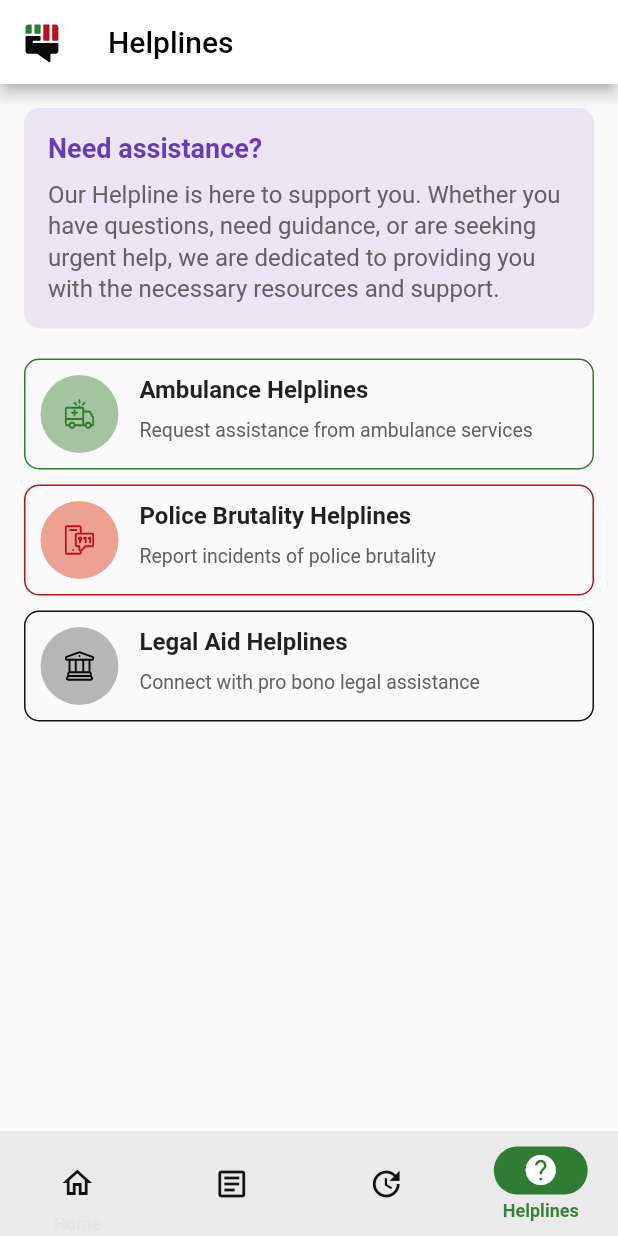
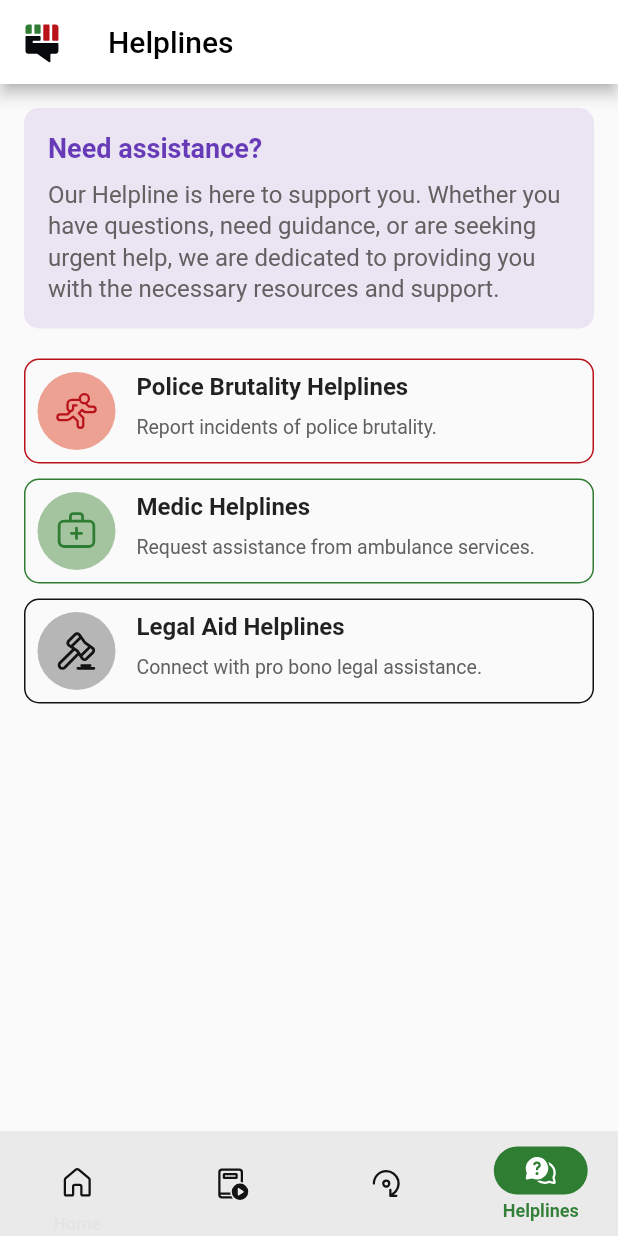
Before and after one commit to Haki-Hub/haki-hub-mobile, a Flutter app: the screen it shows after launch, item 4 of the bottom bar chosen, on a phone screen of 412 x 824 dp. Run offline on Flutter 3.47's test engine with Material 3 defaults, Android fonts, the phone set to English and light mode, and no system bars; our stand-ins replace carousel_slider, fluentui_system_icons, flutter_svg.

Commit message:
update: widget UI styling and installing fluent UI icons

```diff
--- a/lib/application/dummy.dart
+++ /dev/null
@@ -1 +0,0 @@
-// TODO: To be removed
--- /dev/null
+++ b/lib/application/dummy_data.dart
@@ -0,0 +1,71 @@
+import 'package:haki_hub/routes/routes.dart';
+import 'package:fluentui_system_icons/fluentui_system_icons.dart';
+
+List<Map<String, dynamic>> civicEducationData = [
+  {
+    'title': 'Finance Bill 2024',
+    'description': 'Learn about the new finance bill.',
+    'icon': FluentIcons.book_coins_24_regular,
+  },
+  {
+    'title': 'Data Protection Act',
+    'description': 'Learn about the 2019 data protection act',
+    'icon': FluentIcons.shield_lock_24_regular,
+  },
+  {
+    'title': 'Protesting Rights',
+    'description': 'Learn about your constitutional right.',
+    'icon': FluentIcons.people_community_24_regular,
+  },
+  {
+    'title': 'ICT Bill',
+    'description': 'Learn about the ICT bill',
+    'icon': FluentIcons.book_open_globe_24_regular,
+  },
+];
+
+List<Map<String, dynamic>> resourcesData = [
+  {
+    'title': 'First Aid',
+    'description': 'Get help with tear gas exposure, injury and more.',
+    'icon': FluentIcons.doctor_24_regular,
+  },
+  {
+    'title': 'Mental Health Support',
+    'description': 'Get help with any distress including trauma, panic...',
+    'icon': FluentIcons.heart_pulse_24_regular,
+  },
+  {
+    'title': 'Communities',
+    'description': 'Find communities around civic education.',
+    'icon': FluentIcons.building_people_24_regular,
+  },
+  {
+    'title': 'Downloads',
+    'description': 'Get relevant documents, media...',
+    'icon': FluentIcons.attach_24_regular,
+  },
+];
+
+List<Map<String, dynamic>> helplinesData = [
+  {
+    'title': 'Police Brutality Helplines',
+    'description': 'Report incidents of police brutality.',
+    'icon': FluentIcons.person_running_20_regular,
+    'isTertiaryColor': true,
+    'route': AppRoutes.policeHelplinePageRoute
+  },
+  {
+    'title': 'Medic Helplines',
+    'description': 'Request assistance from ambulance services.',
+    'icon': FluentIcons.briefcase_medical_24_regular,
+    'isSecondaryColor': true,
+    'route': AppRoutes.ambulanceHelplinePageRoute
+  },
+  {
+    'title': 'Legal Aid Helplines',
+    'description': 'Connect with pro bono legal assistance.',
+    'icon': FluentIcons.gavel_24_regular,
+    'route': AppRoutes.lawHelplinePageRoute
+  },
+];
--- a/lib/presentation/helplines/pages/helpline_page.dart
+++ b/lib/presentation/helplines/pages/helpline_page.dart
@@ -1,10 +1,10 @@
 import 'package:flutter/material.dart';
-import 'package:haki_hub/domain/value_objects/asset_strings.dart';
+
+import 'package:haki_hub/application/dummy_data.dart';
 import 'package:haki_hub/domain/value_objects/spaces.dart';
 import 'package:haki_hub/domain/value_objects/strings.dart';
+import 'package:haki_hub/presentation/shared/info_card.dart';
 import 'package:haki_hub/presentation/shared/app_scaffold.dart';
-import 'package:haki_hub/presentation/shared/info_card.dart';
-import 'package:haki_hub/routes/routes.dart';
 
 class HelplinePage extends StatelessWidget {
   const HelplinePage({super.key});
@@ -49,37 +49,28 @@ class HelplinePage extends StatelessWidget {
                 ),
               ),
               mediumVerticalSizedBox,
-              InfoCard(
-                  assetName: ambulanceSvg,
-                  isSecondaryColor: true,
-                  isFullLength: true,
-                  hasBorder: true,
-                  title: medicalEmergencyString,
-                  description: medicalEmergencyCardDescription,
-                  onTap: () => Navigator.of(context)
-                      .pushNamed(AppRoutes.ambulanceHelplinePageRoute)),
-              size15VerticalSizedBox,
-              InfoCard(
-                assetName: nine11Svg,
-                isTertiaryColor: true,
-                isFullLength: true,
-                hasBorder: true,
-                title: policeBrutalityTitleString,
-                description: policeBrutalityCardDescription,
-                onTap: () => Navigator.of(context)
-                    .pushNamed(AppRoutes.policeHelplinePageRoute),
+              ListView.builder(
+                shrinkWrap: true,
+                itemCount: helplinesData.length,
+                physics: const NeverScrollableScrollPhysics(),
+                itemBuilder: (context, index) {
+                  var item = helplinesData[index];
+                  bool hasTertiaryOrSecondary = item.containsKey('isTertiaryColor') || item.containsKey('isSecondaryColor');
+                  bool isTertiary = hasTertiaryOrSecondary ? item['isTertiaryColor'] ?? false : false;
+                  bool isSecondary = hasTertiaryOrSecondary ? item['isSecondaryColor'] ?? false : false;
+
+                  return InfoCard(
+                    hasBorder: true,
+                    isFullLength: true,
+                    isTertiaryColor: isTertiary,
+                    isSecondaryColor: isSecondary,
+                    icon: item['icon'],
+                    title: item['title'],
+                    description: item['description'],
+                    onTap: () => Navigator.of(context).pushNamed(item['route']),
+                  );
+                }
               ),
-              size15VerticalSizedBox,
-              InfoCard(
-                assetName: buildingSvg,
-                isFullLength: true,
-                hasBorder: true,
-                title: lawyerAssistanceString,
-                description: lawyerAssistanceCardDescription,
-                onTap: () => Navigator.of(context)
-                    .pushNamed(AppRoutes.lawHelplinePageRoute),
-              ),
-              size15VerticalSizedBox,
             ],
           ),
         ),
--- a/lib/presentation/home/widgets/bottom_navigation.dart
+++ b/lib/presentation/home/widgets/bottom_navigation.dart
@@ -1,9 +1,11 @@
 import 'package:flutter/material.dart';
+import 'package:fluentui_system_icons/fluentui_system_icons.dart';
+
 import 'package:haki_hub/domain/value_objects/app_colors.dart';
+import 'package:haki_hub/presentation/home/pages/home_page.dart';
+import 'package:haki_hub/presentation/content/pages/updates_page.dart';
+import 'package:haki_hub/presentation/content/pages/content_page.dart';
 import 'package:haki_hub/presentation/helplines/pages/helpline_page.dart';
-import 'package:haki_hub/presentation/content/pages/content_page.dart';
-import 'package:haki_hub/presentation/content/pages/updates_page.dart';
-import 'package:haki_hub/presentation/home/pages/home_page.dart';
 
 class BottomNavigation extends StatefulWidget {
   const BottomNavigation({super.key});
@@ -54,44 +56,44 @@ class _BottomNavigationState extends State<BottomNavigation> {
           destinations: const [
             NavigationDestination(
               icon: Icon(
-                Icons.home_outlined,
+                FluentIcons.home_24_regular,
                 color: AppColors.primaryColor400,
               ),
               selectedIcon: Icon(
-                Icons.home,
+                FluentIcons.home_24_filled,
                 color: Colors.white,
               ),
               label: 'Home',
             ),
             NavigationDestination(
               icon: Icon(
-                Icons.article_outlined,
+                FluentIcons.learning_app_24_regular,
                 color: AppColors.primaryColor400,
               ),
               selectedIcon: Icon(
-                Icons.article,
+                FluentIcons.learning_app_24_filled,
                 color: Colors.white,
               ),
               label: 'Content',
             ),
             NavigationDestination(
               icon: Icon(
-                Icons.update_outlined,
+                FluentIcons.arrow_rotate_clockwise_24_regular,
                 color: AppColors.primaryColor400,
               ),
               selectedIcon: Icon(
-                Icons.update,
+                FluentIcons.arrow_rotate_clockwise_24_filled,
                 color: Colors.white,
               ),
               label: 'Updates',
             ),
             NavigationDestination(
               icon: Icon(
-                Icons.help_outline,
+                FluentIcons.chat_bubbles_question_24_regular,
                 color: AppColors.primaryColor400,
               ),
               selectedIcon: Icon(
-                Icons.help,
+                FluentIcons.chat_bubbles_question_24_filled,
                 color: Colors.white,
               ),
               label: 'Helplines',
--- a/lib/presentation/shared/app_scaffold.dart
+++ b/lib/presentation/shared/app_scaffold.dart
@@ -1,5 +1,6 @@
 import 'package:flutter_svg/svg.dart';
 import 'package:flutter/material.dart';
+
 import 'package:haki_hub/domain/value_objects/asset_strings.dart';
 
 class AppScaffold extends StatelessWidget {
@@ -18,12 +19,14 @@ class AppScaffold extends StatelessWidget {
   Widget build(BuildContext context) {
     return Scaffold(
       appBar: AppBar(
-        leading: Padding(
-          padding: const EdgeInsets.symmetric(vertical: 5.0),
-          child: SvgPicture.asset(
-            logoSvg, height: 100, width: 100,
-          ),
-        ),
+        leading: Navigator.canPop(context)
+           ? const BackButton(color: Colors.black)
+           : Padding(
+              padding: const EdgeInsets.symmetric(vertical: 5.0),
+              child: SvgPicture.asset(
+                logoSvg, height: 100, width: 100,
+              ),
+            ),
         backgroundColor: Colors.white,
         title: Text(
           title,
--- a/lib/presentation/shared/info_card.dart
+++ b/lib/presentation/shared/info_card.dart
@@ -1,4 +1,4 @@
-import 'package:flutter_svg/svg.dart';
+// import 'package:flutter_svg/svg.dart';
 import 'package:flutter/material.dart';
 
 import 'package:haki_hub/domain/value_objects/app_colors.dart';
@@ -52,7 +52,8 @@ class InfoCard extends StatelessWidget {
         width: isFullLength
           ? MediaQuery.sizeOf(context).width - 20
           : (MediaQuery.sizeOf(context).width / 2.2),
-        padding: const EdgeInsets.symmetric(vertical: 10, horizontal: 10),
+        padding: const EdgeInsets.symmetric(vertical: 8, horizontal: 8),
+        margin: EdgeInsets.only(bottom: isFullLength ? 10 : 0),
         decoration: BoxDecoration(
           color: hasBorder ? Colors.transparent : backgroundColor,
           borderRadius: BorderRadius.circular(10),
@@ -61,25 +62,21 @@ class InfoCard extends StatelessWidget {
         child: isFullLength
           ? Row(
               crossAxisAlignment: CrossAxisAlignment.start,
-              children: <Widget>[
+              children: [
                 IconAvatar(
-                  widget: assetName != null
-                    ? SvgPicture.asset(
-                        assetName!,
-                        width: 20,
-                        height: 20,
-                      )
-                    : const SizedBox(),
+                  widget: Icon(
+                    icon,
+                    size: 30,
+                    color: mainColor,
+                  ),
                   isSecondaryColor: isSecondaryColor,
                   isTertiaryColor: isTertiaryColor,
                 ),
-                const SizedBox(
-                  width: 14,
-                ),
+                const SizedBox(width: 14),
                 Flexible(
                   child: Column(
                     crossAxisAlignment: CrossAxisAlignment.start,
-                    children: <Widget>[
+                    children: [
                       Text(
                         title,
                         style: const TextStyle(
@@ -102,6 +99,7 @@ class InfoCard extends StatelessWidget {
             )
           : Column(
               crossAxisAlignment: CrossAxisAlignment.start,
+              mainAxisAlignment: MainAxisAlignment.center,
               children: [
                 IconAvatar(
                   widget: Icon(
--- a/pubspec.yaml
+++ b/pubspec.yaml
@@ -14,6 +14,7 @@ dependencies:
   cupertino_icons: ^1.0.6
   flutter_svg: ^2.0.10+1
   url_launcher: ^6.3.0
+  fluentui_system_icons: ^1.1.244
 
 dev_dependencies:
   flutter_test:
```
Also changed, not shown: lib/presentation/home/pages/home_page.dart (+70 -173 lines), lib/presentation/home/widgets/carousel_card.dart (+4 -4 lines), lib/presentation/shared/section_header.dart (added, +48 -0 lines), pubspec.lock.
